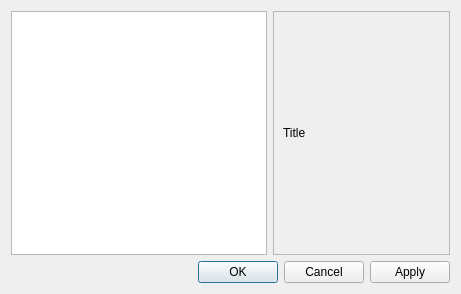
The window that ui_files/SettingsDialog.ui (hampusnasstrom/pyqt-settings-dialog) describes before a commit, drawn with Qt 5.
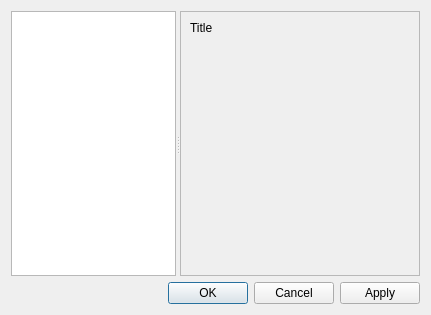
The same window after the commit.

Commit message: Add input fields when selecting bottom branch in tree

Diff of the .ui file:
```diff
--- a/ui_files/SettingsDialog.ui
+++ b/ui_files/SettingsDialog.ui
@@ -6,28 +6,61 @@
    <rect>
     <x>0</x>
     <y>0</y>
-    <width>461</width>
-    <height>294</height>
+    <width>431</width>
+    <height>315</height>
    </rect>
   </property>
   <property name="windowTitle">
    <string>Settings</string>
   </property>
+  <layout class="QVBoxLayout" name="verticalLayout_3">
+   <item>
+    <widget class="QSplitter" name="splitter">
+     <property name="orientation">
+      <enum>Qt::Horizontal</enum>
+     </property>
+     <widget class="QWidget" name="ui_wid_tree_area_widget" native="true">
+      <property name="sizePolicy">
+       <sizepolicy hsizetype="Maximum" vsizetype="Preferred">
+        <horstretch>0</horstretch>
+        <verstretch>0</verstretch>
+       </sizepolicy>
+      </property>
   <layout class="QVBoxLayout" name="verticalLayout">
-   <item>
-    <layout class="QHBoxLayout" name="ui_hla_content">
+       <property name="spacing">
+        <number>0</number>
+       </property>
+       <property name="leftMargin">
+        <number>0</number>
+       </property>
+       <property name="topMargin">
+        <number>0</number>
+       </property>
+       <property name="rightMargin">
+        <number>0</number>
+       </property>
+       <property name="bottomMargin">
+        <number>0</number>
+       </property>
      <item>
       <widget class="QTreeView" name="ui_tvi_settings_tree">
        <property name="sizePolicy">
-        <sizepolicy hsizetype="Maximum" vsizetype="Expanding">
+          <sizepolicy hsizetype="Preferred" vsizetype="Expanding">
          <horstretch>0</horstretch>
          <verstretch>0</verstretch>
         </sizepolicy>
        </property>
       </widget>
      </item>
-     <item>
+      </layout>
+     </widget>
       <widget class="QScrollArea" name="ui_sar_settings_area">
+      <property name="minimumSize">
+       <size>
+        <width>240</width>
+        <height>0</height>
+       </size>
+      </property>
        <property name="widgetResizable">
         <bool>true</bool>
        </property>
@@ -36,8 +69,8 @@
          <rect>
           <x>0</x>
           <y>0</y>
-          <width>177</width>
-          <height>243</height>
+         <width>238</width>
+         <height>266</height>
          </rect>
         </property>
         <property name="sizePolicy">
@@ -50,7 +83,7 @@
          <item>
           <widget class="QLabel" name="ui_lbl_current_setting">
            <property name="sizePolicy">
-            <sizepolicy hsizetype="Preferred" vsizetype="Maximum">
+           <sizepolicy hsizetype="Expanding" vsizetype="Maximum">
              <horstretch>0</horstretch>
              <verstretch>0</verstretch>
             </sizepolicy>
@@ -63,11 +96,23 @@
          <item>
           <layout class="QFormLayout" name="ui_fla_settings_layout"/>
          </item>
-        </layout>
-       </widget>
-      </widget>
-     </item>
-    </layout>
+        <item>
+         <spacer name="verticalSpacer">
+          <property name="orientation">
+           <enum>Qt::Vertical</enum>
+          </property>
+          <property name="sizeHint" stdset="0">
+           <size>
+            <width>20</width>
+            <height>40</height>
+           </size>
+          </property>
+         </spacer>
+        </item>
+       </layout>
+      </widget>
+     </widget>
+    </widget>
    </item>
    <item>
     <widget class="QDialogButtonBox" name="ui_dbo_dialog_button_box">
```
Left out of the diff: 2 changed lines with no effect on the pictures. Lines whose indentation alone changed are shown as unchanged. The commit also changes 2 other files.
